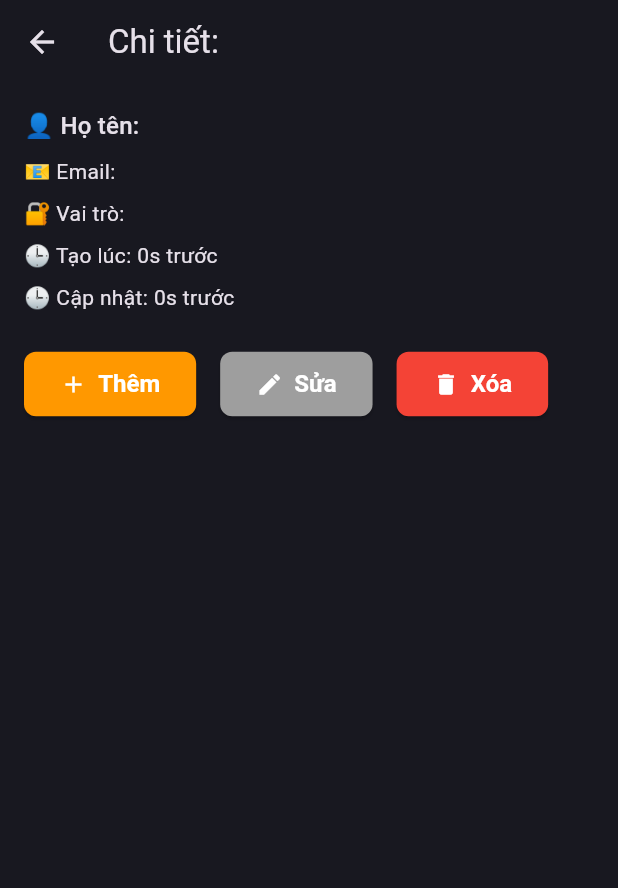
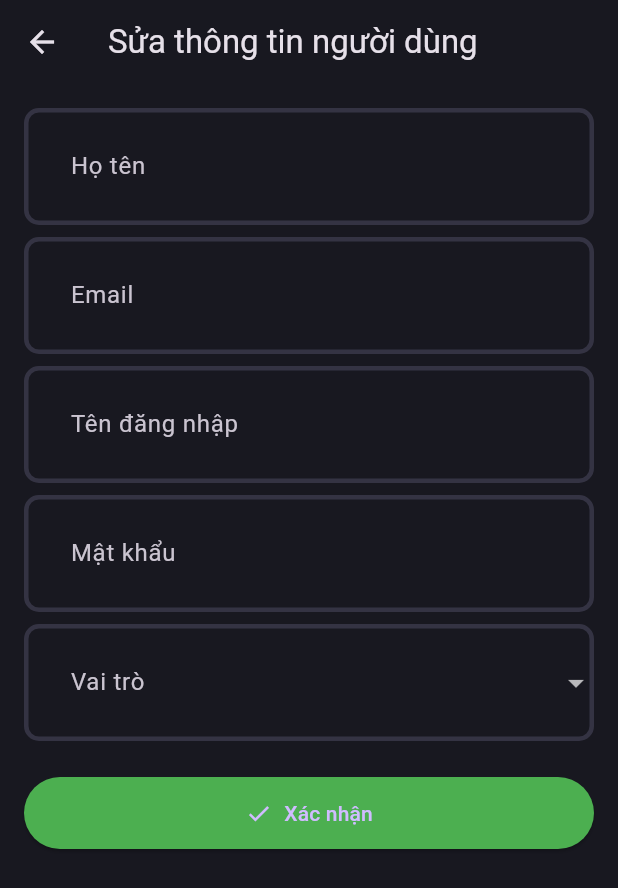
Before and after one commit to Heizdoobert/Breakfast-Store-Expense-Tracker, a Flutter app: the UserDetailView screen opened directly with empty values, after a tap on "Sửa", on a phone screen of 412 x 824 dp. Shown: the top 888 px of the screen. Run offline on Flutter 3.47's test engine with Material 3 defaults, Android fonts, the phone set to English and light mode, and no system bars; our stand-ins replace flutter_dotenv, fpdart, get, supabase_flutter; accounts and stored records are empty.

Commit message:
Refactor: Implement user update functionality and logout
Refactored owner navigation into a shared `OwnerNavigationShell` which now includes a logout button.
Implemented the "edit user" feature, including the UI form, controller logic, service method, and routing.

- Feat: Added `updateUser` method to `UserManagementController` and `OwnerUserService`.
- Feat: Created `EditUser` view and wired it into the navigation.
- Feat: Added logout functionality to `AuthController` and the main app bar.
- Fix: Corrected navigation logic from user details and system list views.
- Refactor: Deleted the old `OwnerNavigationView` in favor of the new shell structure.
- Chore: Cleaned up unused imports and commented-out code.

```diff
--- a/lib/routes/app_route.dart
+++ b/lib/routes/app_route.dart
@@ -2,6 +2,7 @@ class AppRoutes {
   static const String login = '/login';
   static const String register = '/register';
   static const String forgotPassword = '/forgot-password';
+  static const String logout = '/logout';
   static const String splash = '/splash';
 
   //==========Owner================
@@ -10,8 +11,8 @@ class AppRoutes {
   //user in owner
     static const String userListView = '/user-list-view';
     static const String userDetailView = '/user-detail-view';
-    static const String addUsers = 'owner/user_management/widgets/add-user';
-    static const String editUsers = '/edit-user';
+    static const String addUsers = '/owner/user_management/widgets/add-user';
+    static const String editUsers = '/owner/user_management/widgets/edit-user';
   //financial in owner
     static const String financialOverviewView = '/owner/financial/financial-overview-view';
     static const String revenueReportView = '/owner/financial/revenue-report-view';
--- a/lib/routes/route_generator.dart
+++ b/lib/routes/route_generator.dart
@@ -1,8 +1,10 @@
 import 'package:extractorapplication/views/owner/owner_navigation.dart';
 import 'package:extractorapplication/views/owner/system/system_list_view.dart';
 import 'package:extractorapplication/views/owner/user_management/widgets/add_new_user.dart';
+import 'package:extractorapplication/views/owner/user_management/widgets/edit_user.dart';
 import 'package:flutter/material.dart';
 
+import '../Model/user_model.dart';
 import '../views/Auth/forgotPassword.dart';
 import '../views/Auth/login.dart';
 import '../views/Auth/register.dart';
@@ -23,6 +25,8 @@ class RouteGenerator {
         return MaterialPageRoute(builder: (_) => const RegisterPage());
       case AppRoutes.forgotPassword:
         return MaterialPageRoute(builder: (_) => const ForgotPasswordPage());
+      case AppRoutes.logout:
+        return MaterialPageRoute(builder: (_) => const LoginPage());
 
       ///owner routes
       case AppRoutes.ownerDashboard:
@@ -33,8 +37,11 @@ class RouteGenerator {
         return MaterialPageRoute(builder: (_) => const SplashScreen());
       case AppRoutes.addUsers:
         return MaterialPageRoute(builder: (_) => const AddNewUser());
-      // case AppRoutes.editUsers:
-      //   return MaterialPageRoute(builder: (_) => const UserListView());
+      case AppRoutes.editUsers:
+        final user = settings.arguments as User;
+        return MaterialPageRoute(
+          builder: (_) => EditUser(user: user),
+        );
 
         ///user management routes
       case AppRoutes.userListView:
--- a/lib/views/Auth/login.dart
+++ b/lib/views/Auth/login.dart
@@ -1,13 +1,11 @@
 import 'package:extractorapplication/Controller/auth_controller.dart';
 import 'package:extractorapplication/views/Auth/widget/auth_field.dart';
 import 'package:extractorapplication/views/Auth/widget/auth_gradient_button.dart';
-import 'package:extractorapplication/views/shared/loading_indicator.dart';
 import 'package:flutter/material.dart';
 
 import '../../core/theme/app_theme.dart';
 import '../../exception/login_exception.dart';
 import '../../routes/app_route.dart';
-import '../../services/auth_service.dart';
 
 class LoginPage extends StatefulWidget {
   const LoginPage({super.key});
--- a/lib/views/owner/user_management/user_details_view.dart
+++ b/lib/views/owner/user_management/user_details_view.dart
@@ -60,6 +60,7 @@ class UserDetailView extends StatelessWidget {
                 ElevatedButton.icon(
                   onPressed: () {
                     //TODO: sua
+                    Navigator.pushNamed(context, AppRoutes.editUsers, arguments: user);
                   },
                   icon: const Icon(Icons.edit),
                   label: const Text('Sửa'),
--- /dev/null
+++ b/lib/views/owner/user_management/widgets/edit_user.dart
@@ -0,0 +1,133 @@
+import 'package:extractorapplication/Model/user_model.dart';
+import 'package:flutter/material.dart';
+import '../../../../Controller/owner/user_management_controller.dart';
+
+class EditUser extends StatefulWidget {
+  final User user;
+  const EditUser({super.key, required this.user});
+
+  @override
+  State<EditUser> createState() => _EditUserState();
+}
+
+class _EditUserState extends State<EditUser> {
+  late User user;
+  final _formKey = GlobalKey<FormState>();
+  final fullNameController = TextEditingController();
+  final emailController = TextEditingController();
+  final passwordController = TextEditingController();
+  final usernameController = TextEditingController();
+  final controller = UserManagementController();
+
+  String selectedRole = 'Người dùng';
+  bool _isLoading = false;
+
+  @override
+  void initState() {
+    super.initState();
+    user = widget.user;
+    fullNameController.text = user.fullName ?? '';
+    emailController.text = user.email ?? '';
+    usernameController.text = user.userName ?? '';
+    passwordController.text = user.passwordHash ?? '';
+    selectedRole = user.role ?? 'user';
+  }
+
+  void _submit() async {
+    if (!_formKey.currentState!.validate()) return;
+
+    setState(() => _isLoading = true);
+
+    final updateUser = User(
+      id: user.id, // sẽ được gán sau khi lưu vào DB
+      fullName: fullNameController.text.trim(),
+      email: emailController.text.trim(),
+      userName: usernameController.text.trim(),
+      passwordHash: passwordController.text.trim(),
+      role: selectedRole,
+      createdAt: user.createdAt,
+      updatedAt: DateTime.now(),
+    );
+
+    await controller.updateUser(updateUser);
+    if(mounted) {
+      ScaffoldMessenger.of(context).showSnackBar(
+        const SnackBar(content: Text('Cập nhật thành công')),
+      );
+    }
+    Navigator.pop(context);
+  }
+
+  @override
+  Widget build(BuildContext context) {
+    return Scaffold(
+      appBar: AppBar(title: const Text('Sửa thông tin người dùng')),
+      body: Padding(
+        padding: const EdgeInsets.all(16.0),
+        child: Form(
+          key: _formKey,
+          child: ListView(
+            children: [
+              TextFormField(
+                controller: fullNameController,
+                decoration: const InputDecoration(labelText: 'Họ tên'),
+                validator: (value) =>
+                value == null || value.isEmpty ? 'Vui lòng nhập họ tên' : null,
+              ),
+              const SizedBox(height: 8),
+              TextFormField(
+                controller: emailController,
+                decoration: const InputDecoration(labelText: 'Email'),
+                keyboardType: TextInputType.emailAddress,
+                validator: (value) =>
+                value == null || value.isEmpty ? 'Vui lòng nhập email' : null,
+              ),
+              const SizedBox(height: 8),
+              TextFormField(
+                controller: usernameController,
+                decoration: const InputDecoration(labelText: 'Tên đăng nhập'),
+                validator: (value) =>
+                value == null || value.isEmpty ? 'Vui lòng nhập tên đăng nhập' : null,
+              ),
+              const SizedBox(height: 8),
+              TextFormField(
+                controller: passwordController,
+                decoration: const InputDecoration(labelText: 'Mật khẩu'),
+                obscureText: true,
+                validator: (value) =>
+                value == null || value.isEmpty ? 'Vui lòng nhập mật khẩu' : null,
+              ),
+              const SizedBox(height: 8),
+              DropdownButtonFormField<String>(
+                initialValue: selectedRole,
+                decoration: const InputDecoration(labelText: 'Vai trò'),
+                items: const [
+                  DropdownMenuItem(value: 'user', child: Text('Người dùng')),
+                  DropdownMenuItem(value: 'admin', child: Text('Quản trị')),
+                  DropdownMenuItem(value: 'owner', child: Text('Chủ sở hữu')),
+                ],
+                onChanged: (value) => setState(() => selectedRole = value!),
+              ),
+              const SizedBox(height: 24),
+              ElevatedButton.icon(
+                onPressed: _isLoading ? null : _submit,
+                icon: _isLoading
+                    ? const SizedBox(
+                  width: 16,
+                  height: 16,
+                  child: CircularProgressIndicator(strokeWidth: 2, color: Colors.white),
+                )
+                    : const Icon(Icons.check),
+                label: const Text('Xác nhận'),
+                style: ElevatedButton.styleFrom(
+                  padding: const EdgeInsets.symmetric(vertical: 14),
+                  backgroundColor: Colors.green,
+                ),
+              ),
+            ],
+          ),
+        ),
+      ),
+    );
+  }
+}
```
Also changed, not shown: lib/Controller/auth_controller.dart (+9 -0 lines), lib/Controller/owner/user_management_controller.dart (+33 -3 lines), lib/services/owner/owner_user_service.dart (+9 -0 lines), lib/services/saveSession.dart (+10 -8 lines), lib/views/owner/dashboard/widgets/navigation.dart (deleted, +0 -57 lines), lib/views/owner/owner_navigation.dart (+40 -1 lines), lib/views/owner/system/system_list_view.dart (+10 -2 lines), lib/views/shared/custom_button.dart (+126 -1 lines).
